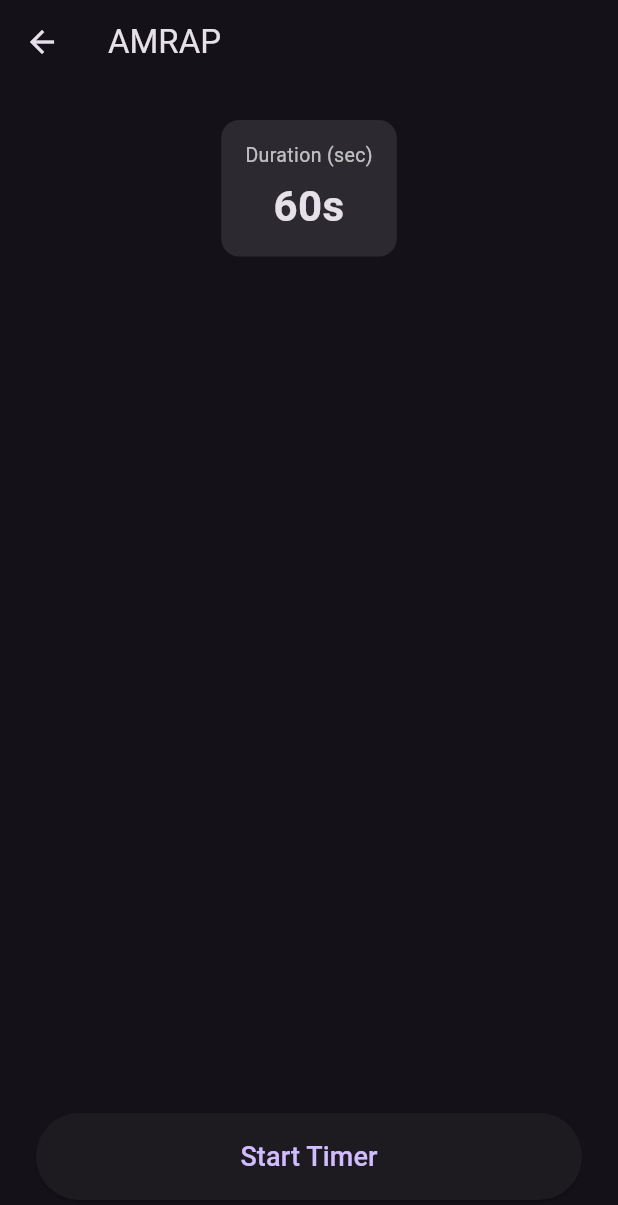
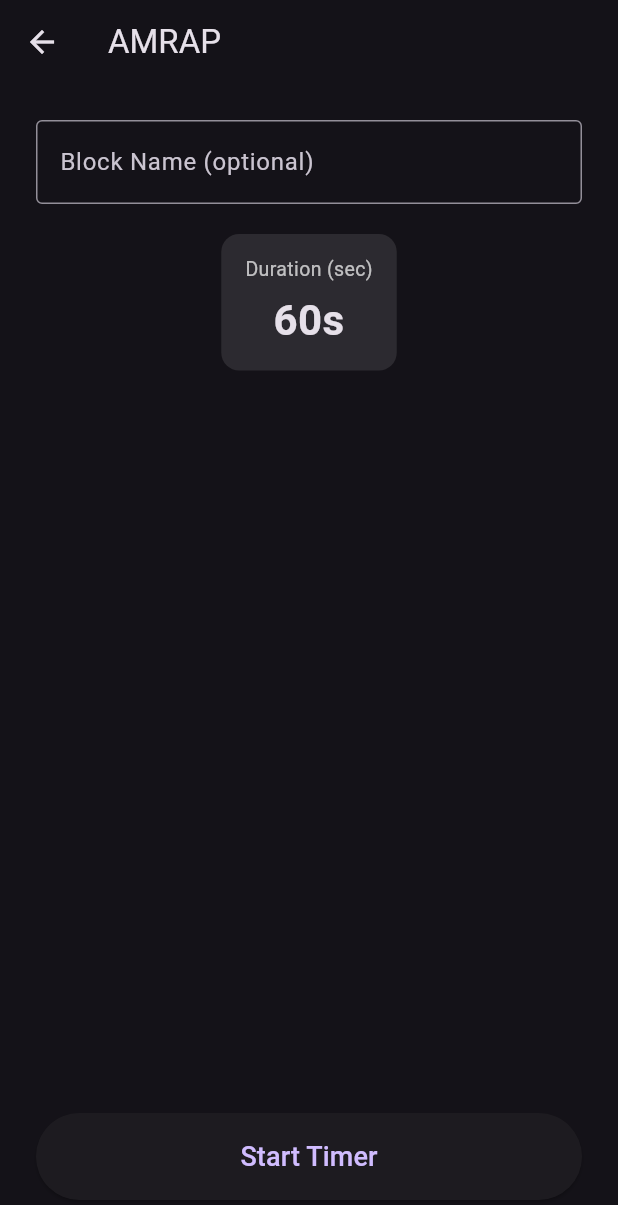
Before and after one commit to rhaodc/wodtimer, a Flutter app: the screen it shows after launch, after a tap on "AMRAP", on a phone screen of 412 x 824 dp. Shown: the top 1205 px of the screen. Run offline on Flutter 3.47's test engine with Material 3 defaults, Android fonts, the phone set to English and light mode, and no system bars; our stand-ins replace audioplayers; missing offline and left inert: dart:js_interop.

Commit message:
Add optional block name field

```diff
--- a/lib/main.dart
+++ b/lib/main.dart
@@ -23,6 +23,7 @@ class WorkoutTimerApp extends StatelessWidget {
 
 class WorkoutBlock {
   String type;
+  String name;
   int duration;
   int rounds;
   int work;
@@ -30,6 +31,7 @@ class WorkoutBlock {
 
   WorkoutBlock({
     required this.type,
+    this.name = '',
     this.duration = 60,
     this.rounds = 1,
     this.work = 20,
@@ -360,11 +362,20 @@ class BlockConfigScreen extends StatefulWidget {
 class _BlockConfigScreenState extends State<BlockConfigScreen> {
   PickerType? expandedPicker;
   late WorkoutBlock block;
+  late TextEditingController _nameController;
 
   @override
   void initState() {
     super.initState();
     block = widget.block;
+    _nameController = TextEditingController(text: block.name);
+    _nameController.addListener(() { block.name = _nameController.text; });
+  }
+
+  @override
+  void dispose() {
+    _nameController.dispose();
+    super.dispose();
   }
 
   void startTimer() {
@@ -386,6 +397,15 @@ class _BlockConfigScreenState extends State<BlockConfigScreen> {
         child: Column(
           crossAxisAlignment: CrossAxisAlignment.stretch,
           children: [
+            TextField(
+              controller: _nameController,
+              decoration: InputDecoration(
+                labelText: 'Block Name (optional)',
+                hintText: block.type,
+                border: const OutlineInputBorder(),
+              ),
+            ),
+            const SizedBox(height: 20),
             if (block.type != "TABATA" && block.type != "For Time") ...[
               TappablePicker(
                 values: durationValues,
@@ -824,7 +844,7 @@ class _TimerScreenState extends State<TimerScreen> {
           mainAxisAlignment: MainAxisAlignment.center,
           children: [
             Text(
-              currentBlock!.type,
+              currentBlock!.name.isNotEmpty ? currentBlock!.name : currentBlock!.type,
               style: const TextStyle(fontSize: 28),
             ),
             const SizedBox(height: 20),
```
